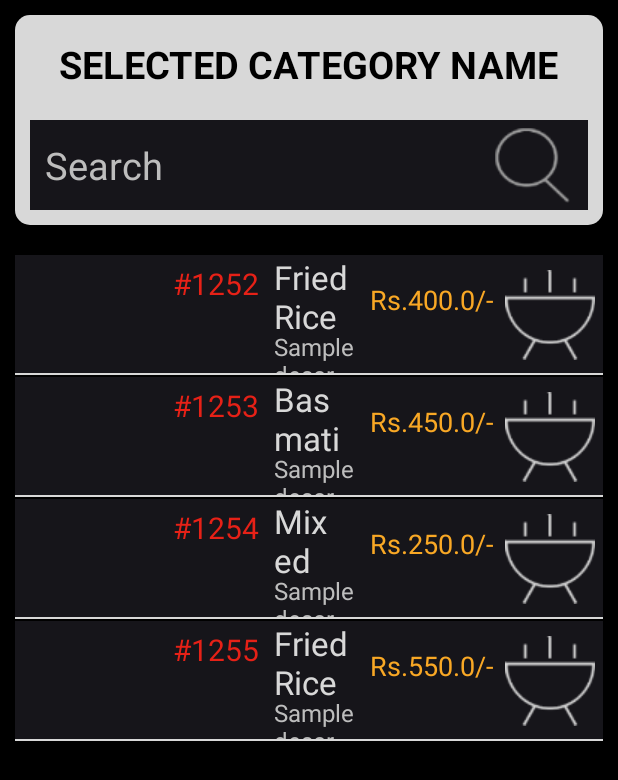
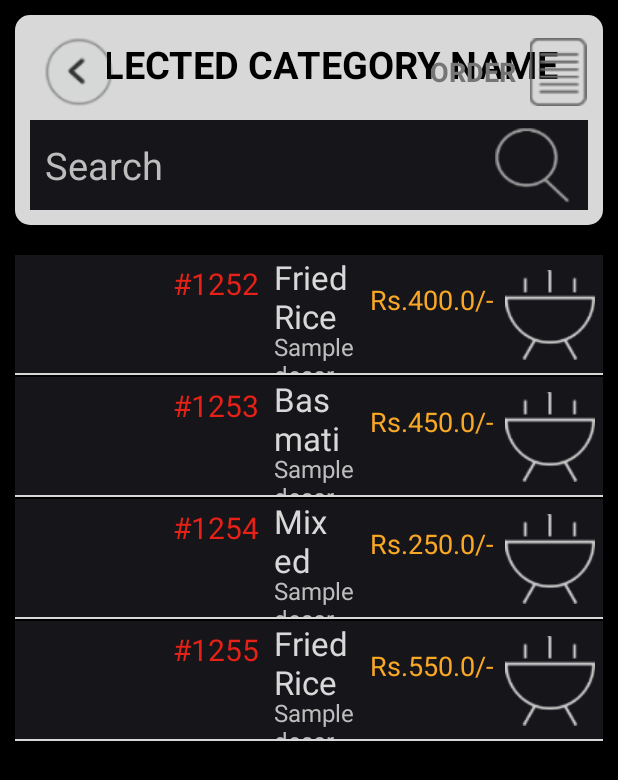
Before and after one commit to kavi707/ERestaurant, an Android app: the SelectedItemsActivity screen opened directly, with no data from a screen before it, on a phone screen of 412 x 824 dp. Shown: the top 780 px of the screen. Run offline under Robolectric (Android 15) with nearby library versions, the phone set to English and light mode, and no system bars.

Commit message:
Add header icons on selected category view

```diff
--- a/app/src/main/AndroidManifest.xml
+++ b/app/src/main/AndroidManifest.xml
@@ -12,7 +12,6 @@
             android:label="@string/app_name" >
             <intent-filter>
                 <action android:name="android.intent.action.MAIN" />
-
                 <category android:name="android.intent.category.LAUNCHER" />
             </intent-filter>
         </activity>
--- a/app/src/main/res/layout/activity_selected_items.xml
+++ b/app/src/main/res/layout/activity_selected_items.xml
@@ -65,6 +65,46 @@
             </LinearLayout>
 
         </RelativeLayout>
+
+        <ImageButton
+            android:layout_width="45dp"
+            android:layout_height="45dp"
+            android:id="@+id/navImageButton"
+            android:src="@drawable/nav_back"
+            android:layout_marginTop="15dp"
+            android:layout_marginLeft="20dp"
+            android:layout_alignParentTop="true"
+            android:layout_alignParentLeft="true"
+            android:layout_alignParentStart="true" />
+
+        <LinearLayout
+            android:id="@+id/orderNavLinearLayout"
+            android:orientation="horizontal"
+            android:layout_width="105dp"
+            android:layout_height="45dp"
+            android:layout_marginTop="15dp"
+            android:layout_marginRight="10dp"
+            android:gravity="center_vertical"
+            android:layout_alignParentTop="true"
+            android:layout_alignParentRight="true"
+            android:layout_alignParentEnd="true">
+
+            <TextView
+                android:text="ORDER"
+                android:textStyle="bold"
+                android:textSize="18dp"
+                android:textColor="@color/grey600"
+                android:layout_width="wrap_content"
+                android:layout_height="wrap_content" />
+
+            <ImageView
+                android:layout_marginLeft="5dp"
+                android:src="@drawable/order_list"
+                android:layout_width="45dp"
+                android:layout_height="45dp" />
+
+        </LinearLayout>
+
     </RelativeLayout>
 
     <ListView
```
Also changed, not shown: app/src/main/res/drawable/nav_back.png (added), app/src/main/res/drawable/order_list.png (added), 2 other files.
